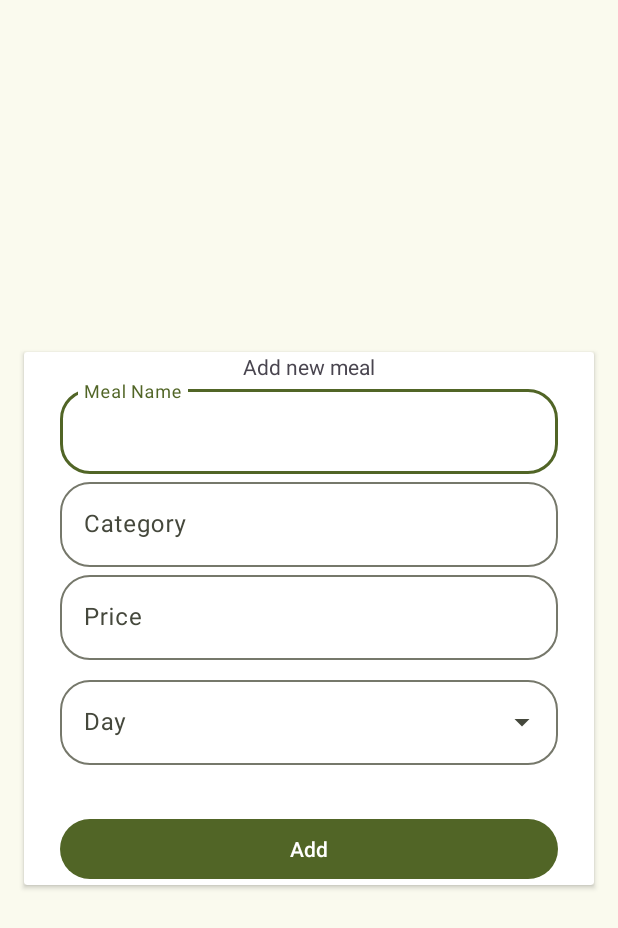
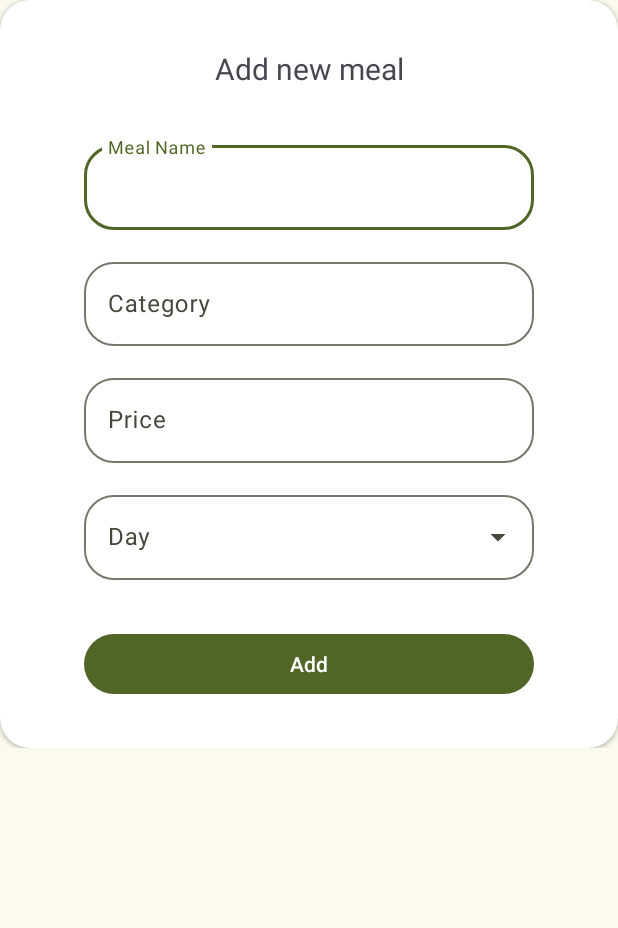
Before and after one commit to MonaAdel2/QuickBite_ECS_task, an Android app: the layout dialog_add_meal.xml on its own in the app's theme, with its tools: preview values and no code run, on a phone screen of 412 x 824 dp. Shown: the top 928 px of the screen. Run offline under Robolectric (Android 15) with nearby library versions, the phone set to English and light mode, and no system bars.

Commit message:
implement the add meal functionality for the admin.

```diff
--- a/app/src/main/AndroidManifest.xml
+++ b/app/src/main/AndroidManifest.xml
@@ -14,10 +14,13 @@
         tools:targetApi="31">
         <activity
             android:name=".ui.activities.AdminActivity"
-            android:exported="false" />
+            android:exported="true" >
+
+        </activity>
         <activity
             android:name=".ui.activities.MainActivity"
             android:exported="true">
+
             <intent-filter>
                 <action android:name="android.intent.action.MAIN" />
 
--- a/app/src/main/java/com/mona/adel/quickbite/data/LocalDataSource.kt
+++ b/app/src/main/java/com/mona/adel/quickbite/data/LocalDataSource.kt
@@ -5,6 +5,7 @@ import com.mona.adel.quickbite.data.model.Meal
 import com.mona.adel.quickbite.data.model.Order
 import com.mona.adel.quickbite.data.model.User
 import com.mona.adel.quickbite.data.relations.DayWithMeals
+import com.mona.adel.quickbite.data.relations.MealDayCrossRef
 
 interface LocalDataSource {
 
@@ -12,7 +13,7 @@ interface LocalDataSource {
 
     suspend fun getAllMealsPerDay(): List<Meal>
 
-    suspend fun insertMeal(newMeal: Meal)
+    suspend fun insertMeal(newMeal: Meal): Long?
 
     suspend fun insertUser(newUser: User)
 
@@ -24,4 +25,6 @@ interface LocalDataSource {
 
     suspend fun getMealsByDay(day: String): DayWithMeals
 
+    suspend fun insertMealDay(mealDayCrossRef: MealDayCrossRef)
+
 }
--- a/app/src/main/java/com/mona/adel/quickbite/data/dao/MealDao.kt
+++ b/app/src/main/java/com/mona/adel/quickbite/data/dao/MealDao.kt
@@ -6,12 +6,13 @@ import androidx.room.Insert
 import androidx.room.Query
 import com.mona.adel.quickbite.data.model.Meal
 import com.mona.adel.quickbite.data.relations.DayWithMeals
+import com.mona.adel.quickbite.data.relations.MealDayCrossRef
 
 @Dao
 interface MealDao {
 
     @Insert
-    suspend fun insertMeal(newMeal: Meal)
+    suspend fun insertMeal(newMeal: Meal): Long
 
     @Delete
     suspend fun deleteMeal(meal: Meal)
@@ -19,5 +20,8 @@ interface MealDao {
     @Query("SELECT * FROM day_of_week WHERE dayName = :day")
     suspend fun getMealsByDay(day: String): DayWithMeals
 
+    @Insert
+    suspend fun insertDayMeal(mealDayCrossRef: MealDayCrossRef)
+
 
 }
--- a/app/src/main/java/com/mona/adel/quickbite/data/relations/MealDayCrossRef.kt
+++ b/app/src/main/java/com/mona/adel/quickbite/data/relations/MealDayCrossRef.kt
@@ -8,6 +8,6 @@ import androidx.room.Entity
     primaryKeys = ["mealId", "dayId"]
 )
 data class MealDayCrossRef(
-    var mealId: Int,
+    var mealId: Long,
     var dayId: Int
 )
--- a/app/src/main/java/com/mona/adel/quickbite/ui/activities/MainActivity.kt
+++ b/app/src/main/java/com/mona/adel/quickbite/ui/activities/MainActivity.kt
@@ -69,8 +69,6 @@ class MainActivity : AppCompatActivity() {
             local.insertUser(User(userName="Mohamed Zaki", email="mohamed@gmail.com", password = "mohamed123", role = "user"))
             local.insertUser(User(userName="Fatma Hany", email="fatma@gmail.com", password = "fatma123", role = "user"))
 
-            local.insertMeal(Meal(mealName = "Chicken Burger", category = "Chicken", price = 20.0))
-
 
         }
     }
--- a/app/src/main/res/layout/dialog_add_meal.xml
+++ b/app/src/main/res/layout/dialog_add_meal.xml
@@ -1,14 +1,16 @@
 <?xml version="1.0" encoding="utf-8"?>
 <androidx.constraintlayout.widget.ConstraintLayout xmlns:android="http://schemas.android.com/apk/res/android"
     xmlns:app="http://schemas.android.com/apk/res-auto"
+    xmlns:tools="http://schemas.android.com/tools"
     android:layout_width="match_parent"
-    android:layout_height="match_parent">
+    android:layout_height="wrap_content">
 
     <androidx.cardview.widget.CardView
         android:layout_width="match_parent"
-        android:layout_height="wrap_content"
-        android:layout_marginStart="16dp"
-        android:layout_marginEnd="16dp"
+        android:layout_height="match_parent"
+        app:cardCornerRadius="20dp"
+        android:paddingHorizontal="10dp"
+        android:paddingVertical="10dp"
         app:layout_constraintBottom_toBottomOf="parent"
         app:layout_constraintEnd_toEndOf="parent"
         app:layout_constraintStart_toStartOf="parent"
@@ -16,12 +18,14 @@
 
         <androidx.constraintlayout.widget.ConstraintLayout
             android:layout_width="match_parent"
-            android:layout_height="wrap_content">
+            android:layout_height="match_parent">
 
             <TextView
                 android:id="@+id/textView"
+                style="@style/text_sub_title"
                 android:layout_width="wrap_content"
                 android:layout_height="wrap_content"
+                android:layout_marginTop="32dp"
                 android:text="Add new meal"
                 app:layout_constraintEnd_toEndOf="parent"
                 app:layout_constraintStart_toStartOf="parent"
@@ -30,9 +34,10 @@
                         <com.google.android.material.textfield.TextInputLayout
                             android:id="@+id/txt_et_meal_name"
                             style="@style/ThemeOverlay.Material3.AutoCompleteTextView.FilledBox"
-                android:layout_width="match_parent"
+                            android:layout_width="300dp"
                             android:layout_height="wrap_content"
                             android:layout_marginStart="24dp"
+                            android:layout_marginTop="32dp"
                             android:layout_marginEnd="24dp"
                             android:hint="Meal Name"
                             app:boxCornerRadiusBottomEnd="20dp"
@@ -53,9 +58,10 @@
             <com.google.android.material.textfield.TextInputLayout
                 android:id="@+id/txt_et_meal_category"
                 style="@style/ThemeOverlay.Material3.AutoCompleteTextView.FilledBox"
-                android:layout_width="match_parent"
-                android:layout_height="wrap_content"
+                android:layout_width="300dp"
+                android:layout_height="61dp"
                 android:layout_marginStart="24dp"
+                android:layout_marginTop="16dp"
                 android:layout_marginEnd="24dp"
                 android:hint="Category"
                 app:boxCornerRadiusBottomEnd="20dp"
@@ -76,9 +82,10 @@
             <com.google.android.material.textfield.TextInputLayout
                 android:id="@+id/txt_et_meal_price"
                 style="@style/ThemeOverlay.Material3.AutoCompleteTextView.FilledBox"
-                android:layout_width="match_parent"
+                android:layout_width="300dp"
                 android:layout_height="wrap_content"
                 android:layout_marginStart="24dp"
+                android:layout_marginTop="16dp"
                 android:layout_marginEnd="24dp"
                 android:hint="Price"
                 app:boxCornerRadiusBottomEnd="20dp"
@@ -100,10 +107,10 @@
             <com.google.android.material.textfield.TextInputLayout
                 android:id="@+id/days_list"
                 style="@style/Widget.Material3.TextInputLayout.OutlinedBox.ExposedDropdownMenu"
-                android:layout_width="match_parent"
+                android:layout_width="300dp"
                 android:layout_height="wrap_content"
                 android:layout_marginStart="24dp"
-                android:layout_marginTop="8dp"
+                android:layout_marginTop="16dp"
                 android:layout_marginEnd="24dp"
                 android:hint="Day"
                 app:boxCornerRadiusBottomEnd="20dp"
@@ -123,12 +130,13 @@
 
             <Button
                 android:id="@+id/btn_add_meal_admin"
-                android:layout_width="0dp"
+                android:layout_width="300dp"
                 android:layout_height="wrap_content"
                 android:layout_marginTop="32dp"
+                android:layout_marginBottom="32dp"
                 android:text="Add"
+                app:layout_constraintBottom_toBottomOf="parent"
                 app:layout_constraintEnd_toEndOf="@+id/txt_et_meal_name"
-                app:layout_constraintHorizontal_bias="0.0"
                 app:layout_constraintStart_toStartOf="@+id/txt_et_meal_name"
                 app:layout_constraintTop_toBottomOf="@+id/days_list" />
 
--- a/app/src/main/res/navigation/admin_nav_graph.xml
+++ b/app/src/main/res/navigation/admin_nav_graph.xml
@@ -3,7 +3,7 @@
     xmlns:app="http://schemas.android.com/apk/res-auto"
     xmlns:tools="http://schemas.android.com/tools"
     android:id="@+id/admin_nav_graph"
-    app:startDestination="@id/homeFragment2">
+    app:startDestination="@id/controlMealsFragment">
 
     <fragment
         android:id="@+id/homeFragment2"
```
Also changed, not shown: app/src/main/java/com/mona/adel/quickbite/data/LocalDataSourceImp.kt (+7 -2 lines), app/src/main/java/com/mona/adel/quickbite/data/repository/ControlMealsRepo.kt (added, +11 -0 lines), app/src/main/java/com/mona/adel/quickbite/data/repository/ControlMealsRepoImp.kt (added, +18 -0 lines), app/src/main/java/com/mona/adel/quickbite/ui/factories/ControlMealsViewModelFactory.kt (added, +22 -0 lines), app/src/main/java/com/mona/adel/quickbite/ui/fragments/ControlMealsFragment.kt (+45 -9 lines), app/src/main/java/com/mona/adel/quickbite/ui/viewModels/ControlMealsViewModel.kt (added, +35 -0 lines), app/src/main/res/layout/item_days_list.xml (+7 -16 lines). Lines whose indentation alone changed are shown as unchanged.
